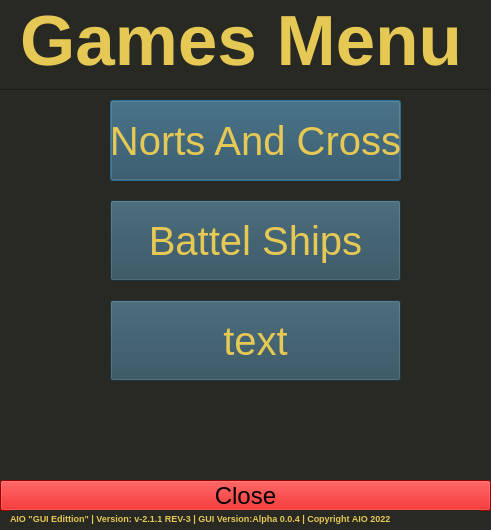
AIO-Software-tech/The-All-In-One-Project, file AIO Gui/Game Menu.ui: the form before one commit.
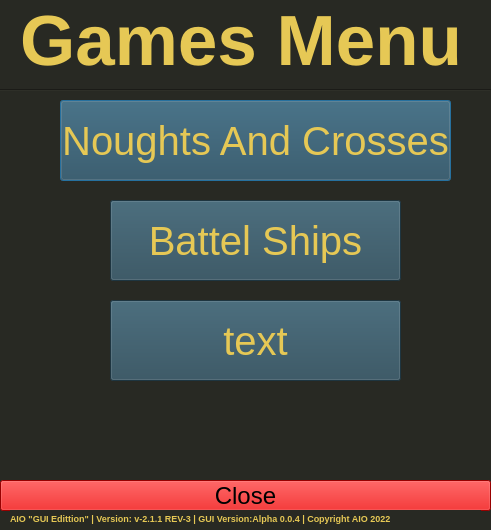
The form after the commit.

What changed in the file:
```diff
--- a/AIO Gui/Game Menu.ui
+++ b/AIO Gui/Game Menu.ui
@@ -111,9 +111,9 @@
   <widget class="QPushButton" name="Personal">
    <property name="geometry">
     <rect>
-     <x>110</x>
+     <x>60</x>
      <y>100</y>
-     <width>291</width>
+     <width>391</width>
      <height>81</height>
     </rect>
    </property>
@@ -127,7 +127,7 @@
 background-color: rgb(42, 74, 89);</string>
    </property>
    <property name="text">
-    <string>Norts And Cross</string>
+    <string>Noughts And Crosses</string>
    </property>
   </widget>
   <widget class="QPushButton" name="Personal_2">
```
Left out of the diff: 2 changed lines with no effect on the pictures.
